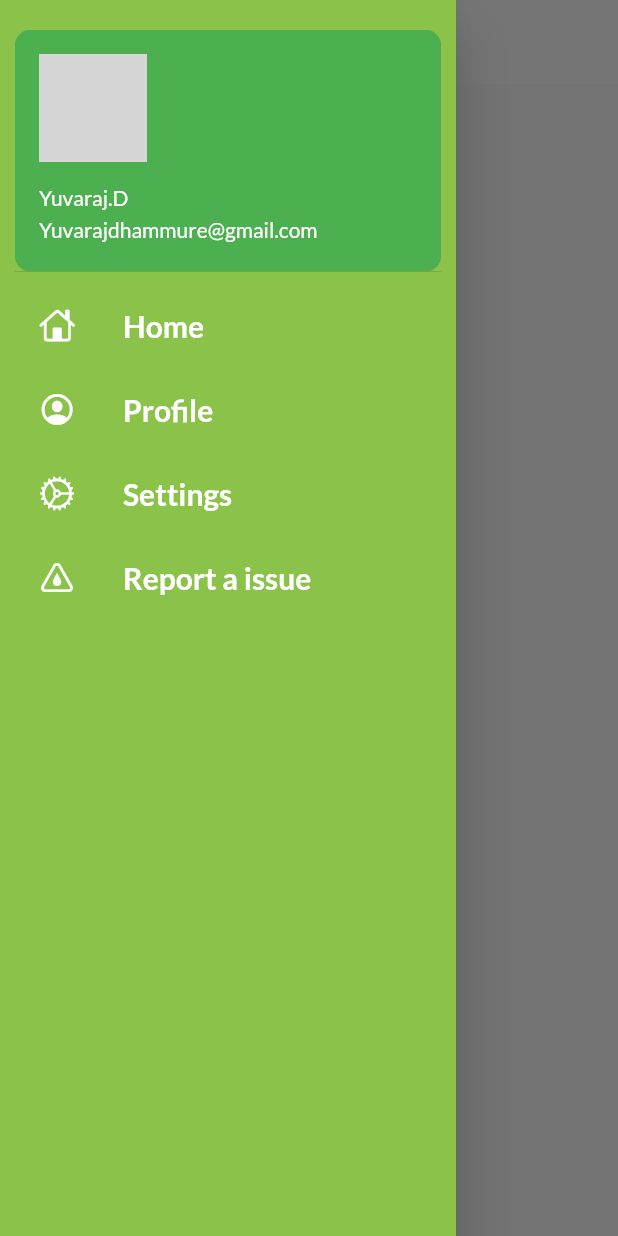
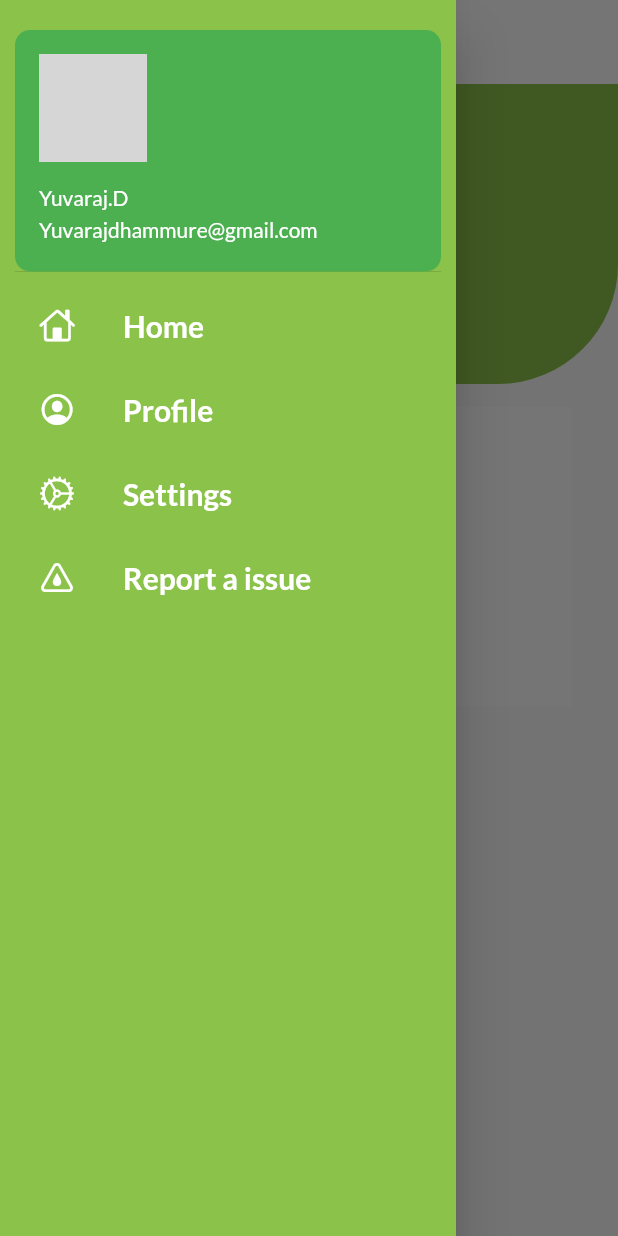
Before and after one commit to Sageyuva/2flutter, a Flutter app: the screen it shows after launch, with the side drawer open, on a phone screen of 412 x 824 dp. Run offline on Flutter 3.47's test engine with Material 2 defaults, Android fonts, the phone set to English and light mode, and no system bars; our stand-ins replace google_fonts; network calls fail; grey boxes are pictures that could not be loaded.

Commit message:
uic complete

```diff
--- a/lib/home.dart
+++ b/lib/home.dart
@@ -1,5 +1,6 @@
 import 'package:flutter/material.dart';
 import 'package:flutter_application_2/pictures/uploads.dart';
+import 'package:flutter_application_2/widgets/body.dart';
 import 'package:flutter_application_2/widgets/item_widgets.dart';
 import 'package:flutter_application_2/widgets/drawer.dart';
 
@@ -13,9 +14,7 @@ class MyHome extends StatelessWidget {
       appBar: AppBar(
         title: Text("Raizel"),
       ),
-      body: Container(
-        child: ListView(),
-      ),
+      body:HomeBody() ,
       drawer: const MyDrawer(),
     );
   }
```
